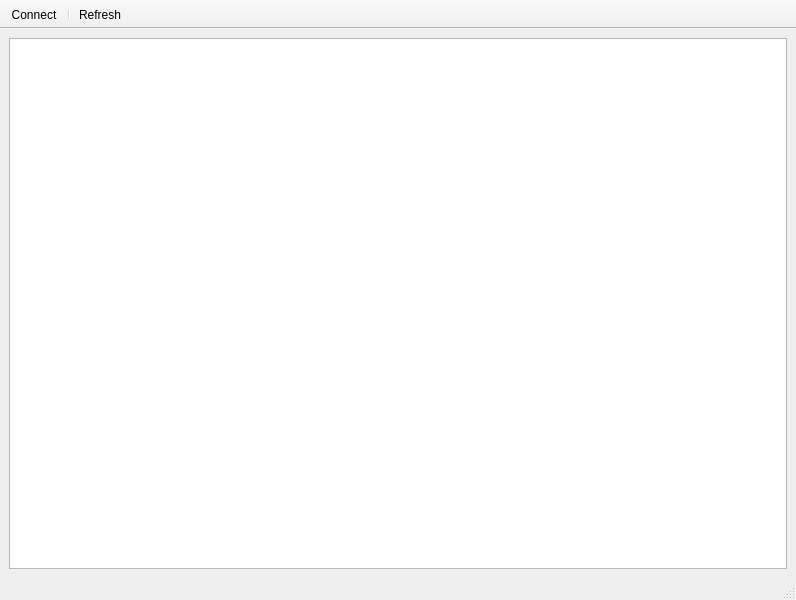
daniel70/index-inspector, file ui/MainWindow.ui: the form before one commit.
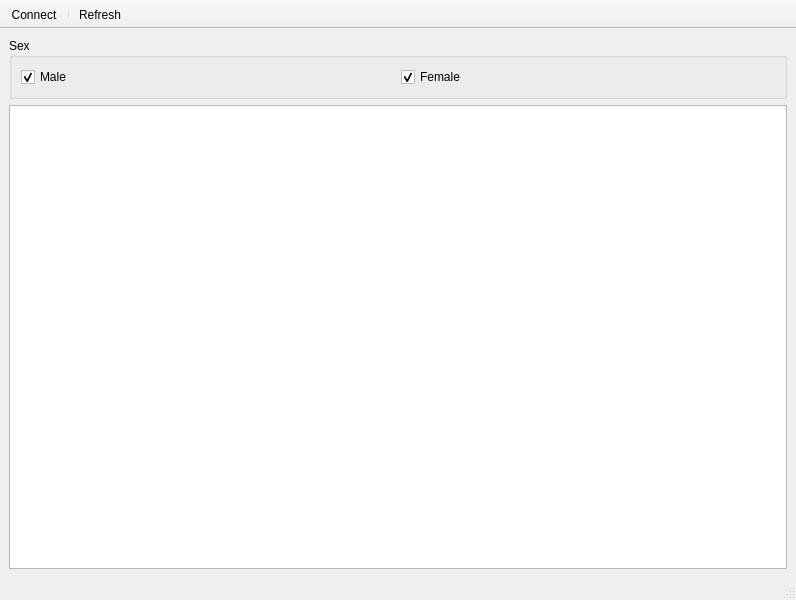
The form after the commit. Icons and pictures are not drawn.

The edit to the form file:
```diff
--- a/ui/MainWindow.ui
+++ b/ui/MainWindow.ui
@@ -25,6 +25,35 @@
     <string notr="true"/>
    </property>
    <layout class="QVBoxLayout" name="verticalLayout">
+    <item>
+     <widget class="QGroupBox" name="groupBox">
+      <property name="title">
+       <string>Sex</string>
+      </property>
+      <layout class="QHBoxLayout" name="horizontalLayout">
+       <item>
+        <widget class="QCheckBox" name="chkMale">
+         <property name="text">
+          <string>Male</string>
+         </property>
+         <property name="checked">
+          <bool>true</bool>
+         </property>
+        </widget>
+       </item>
+       <item>
+        <widget class="QCheckBox" name="chkFemale">
+         <property name="text">
+          <string>Female</string>
+         </property>
+         <property name="checked">
+          <bool>true</bool>
+         </property>
+        </widget>
+       </item>
+      </layout>
+     </widget>
+    </item>
     <item>
      <widget class="QTableView" name="tableView"/>
     </item>
```
